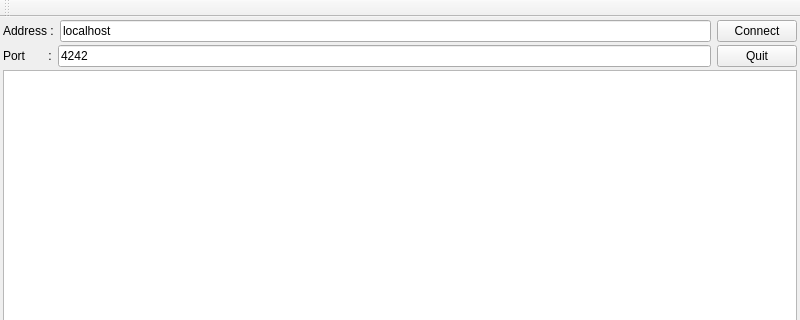
The window that matt_daemon/client/MainClient/MainWindow.ui (gbourgeo/42projects) describes before a commit, drawn with Qt 5; both pictures show x 0 to 800 and y 0 to 320 of the 800 by 600 pixel window.
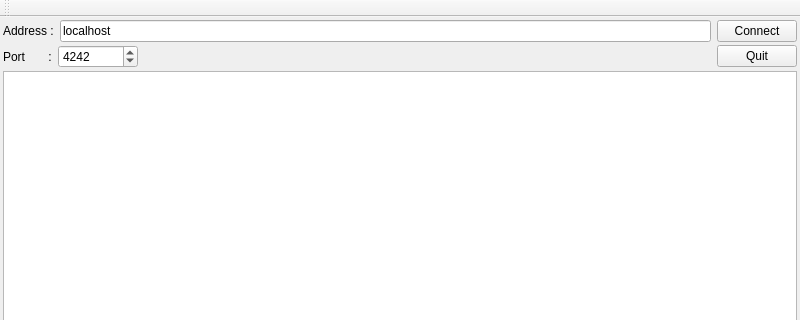
The same window after the commit.

Patch:
```diff
--- a/matt_daemon/client/MainClient/MainWindow.ui
+++ b/matt_daemon/client/MainClient/MainWindow.ui
@@ -128,12 +128,37 @@
        </widget>
       </item>
       <item>
-       <widget class="QLineEdit" name="portField">
-        <property name="text">
-         <string>4242</string>
+       <widget class="QSpinBox" name="portField">
+        <property name="minimumSize">
+         <size>
+          <width>80</width>
+          <height>0</height>
+         </size>
+        </property>
+        <property name="minimum">
+         <number>1</number>
+        </property>
+        <property name="maximum">
+         <number>65536</number>
+        </property>
+        <property name="value">
+         <number>4242</number>
         </property>
        </widget>
       </item>
+      <item>
+       <spacer name="spacer">
+        <property name="orientation">
+         <enum>Qt::Horizontal</enum>
+        </property>
+        <property name="sizeHint" stdset="0">
+         <size>
+          <width>10</width>
+          <height>20</height>
+         </size>
+        </property>
+       </spacer>
+      </item>
       <item>
        <widget class="QPushButton" name="QuitButton">
         <property name="text">
```
